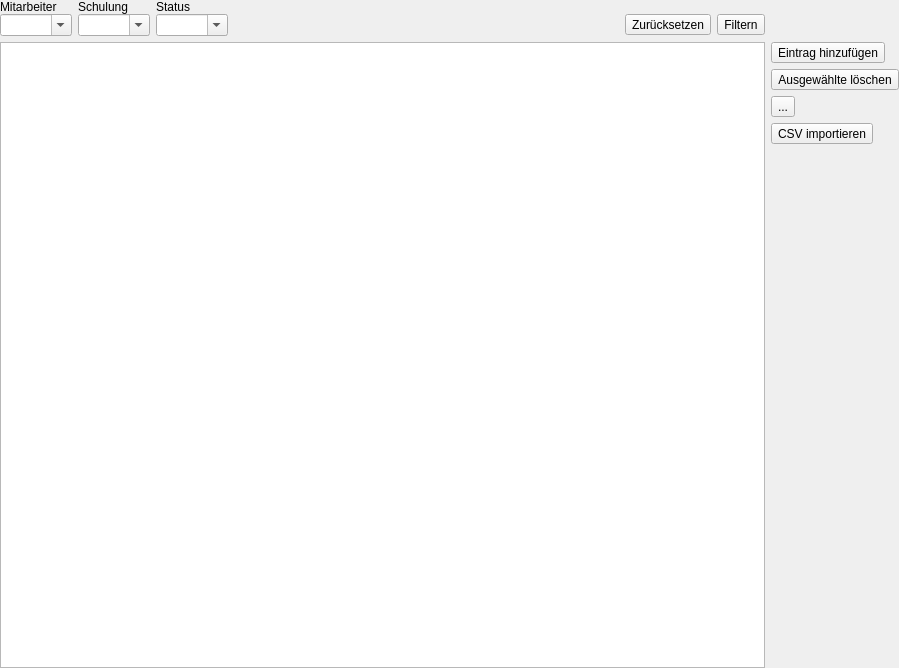
Christian-Kr/QualificationMatrix, file ui/qmtraindatawidget.ui: the form before one commit.
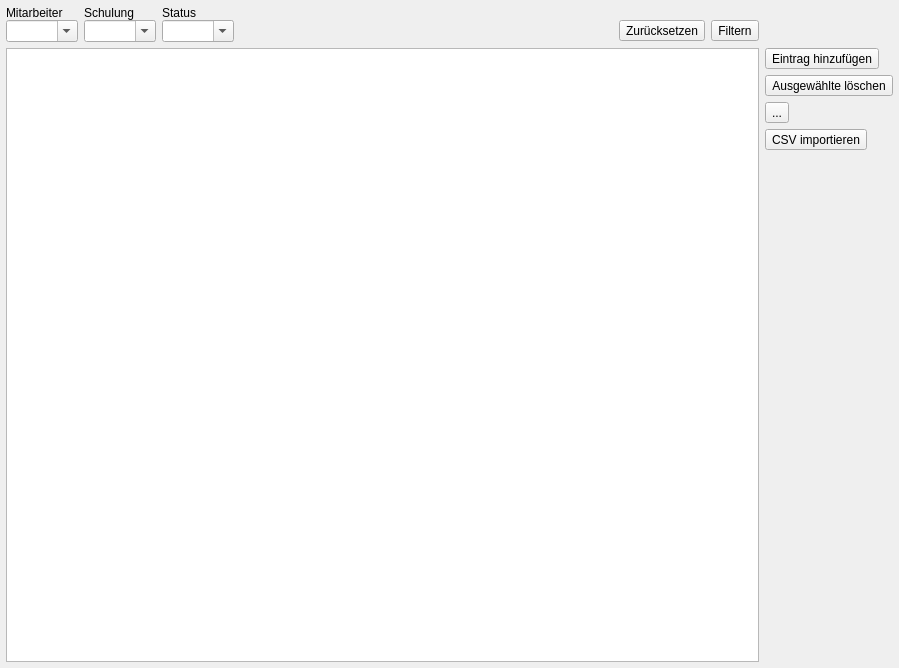
The form after the commit. Icons and pictures are not drawn.

```diff
--- a/ui/qmtraindatawidget.ui
+++ b/ui/qmtraindatawidget.ui
@@ -15,16 +15,16 @@
   </property>
   <layout class="QGridLayout" name="gridLayout_2">
    <property name="leftMargin">
-    <number>0</number>
+    <number>6</number>
    </property>
    <property name="topMargin">
-    <number>0</number>
+    <number>6</number>
    </property>
    <property name="rightMargin">
-    <number>0</number>
+    <number>6</number>
    </property>
    <property name="bottomMargin">
-    <number>0</number>
+    <number>6</number>
    </property>
    <item row="2" column="0">
     <widget class="QTableView" name="tvTrainData">
@@ -159,6 +159,9 @@
          <height>22</height>
         </size>
        </property>
+       <property name="toolButtonStyle">
+        <enum>Qt::ToolButtonTextBesideIcon</enum>
+       </property>
       </widget>
      </item>
      <item row="1" column="4">
@@ -179,6 +182,9 @@
          <height>22</height>
         </size>
        </property>
+       <property name="toolButtonStyle">
+        <enum>Qt::ToolButtonTextBesideIcon</enum>
+       </property>
       </widget>
      </item>
     </layout>
```
